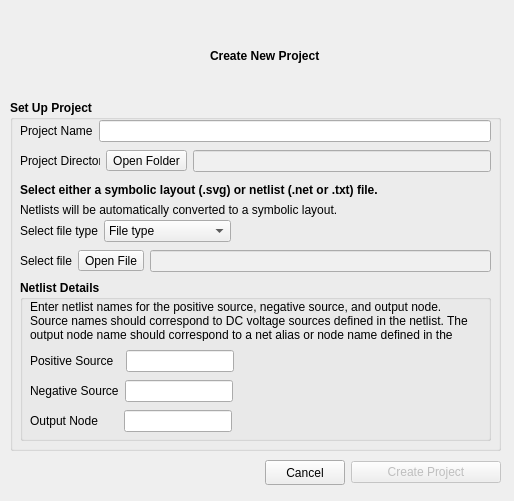
The window that powercad/project_builder/ui/newProjectDialog.ui (e3da/PowerSynth1-src) describes before a commit, drawn with Qt 5.
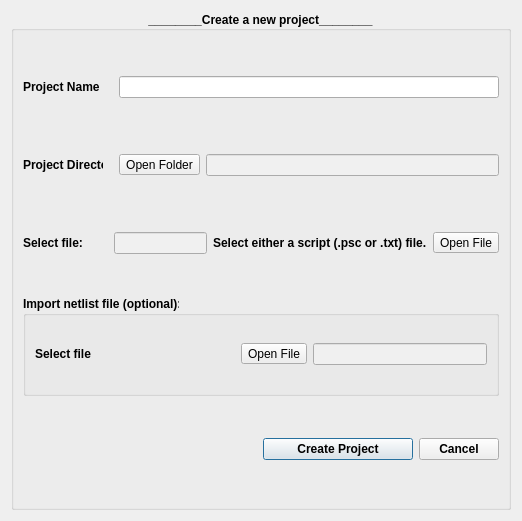
The same window after the commit.

What changed in the file:
```diff
--- a/powercad/project_builder/ui/newProjectDialog.ui
+++ b/powercad/project_builder/ui/newProjectDialog.ui
@@ -6,123 +6,27 @@
    <rect>
     <x>0</x>
     <y>0</y>
-    <width>514</width>
-    <height>501</height>
+    <width>518</width>
+    <height>517</height>
    </rect>
   </property>
   <property name="windowTitle">
    <string>New Project</string>
   </property>
-  <widget class="QLabel" name="label">
-   <property name="geometry">
-    <rect>
-     <x>210</x>
-     <y>10</y>
-     <width>111</width>
-     <height>91</height>
-    </rect>
-   </property>
-   <property name="font">
-    <font>
-     <weight>75</weight>
-     <bold>true</bold>
-    </font>
-   </property>
-   <property name="text">
-    <string>Create New Project</string>
-   </property>
-  </widget>
-  <widget class="QLabel" name="label_5">
-   <property name="geometry">
-    <rect>
-     <x>20</x>
-     <y>180</y>
-     <width>411</width>
-     <height>20</height>
-    </rect>
-   </property>
-   <property name="palette">
-    <palette>
-     <active>
-      <colorrole role="WindowText">
-       <brush brushstyle="SolidPattern">
-        <color alpha="255">
-         <red>0</red>
-         <green>0</green>
-         <blue>0</blue>
-        </color>
-       </brush>
-      </colorrole>
-      <colorrole role="Text">
-       <brush brushstyle="SolidPattern">
-        <color alpha="255">
-         <red>0</red>
-         <green>0</green>
-         <blue>0</blue>
-        </color>
-       </brush>
-      </colorrole>
-     </active>
-     <inactive>
-      <colorrole role="WindowText">
-       <brush brushstyle="SolidPattern">
-        <color alpha="255">
-         <red>0</red>
-         <green>0</green>
-         <blue>0</blue>
-        </color>
-       </brush>
-      </colorrole>
-      <colorrole role="Text">
-       <brush brushstyle="SolidPattern">
-        <color alpha="255">
-         <red>0</red>
-         <green>0</green>
-         <blue>0</blue>
-        </color>
-       </brush>
-      </colorrole>
-     </inactive>
-     <disabled>
-      <colorrole role="WindowText">
-       <brush brushstyle="SolidPattern">
-        <color alpha="255">
-         <red>120</red>
-         <green>120</green>
-         <blue>120</blue>
-        </color>
-       </brush>
-      </colorrole>
-      <colorrole role="Text">
-       <brush brushstyle="SolidPattern">
-        <color alpha="255">
-         <red>120</red>
-         <green>120</green>
-         <blue>120</blue>
-        </color>
-       </brush>
-      </colorrole>
-     </disabled>
-    </palette>
-   </property>
-   <property name="font">
-    <font>
-     <weight>75</weight>
-     <bold>true</bold>
-    </font>
-   </property>
-   <property name="text">
-    <string>Select either a symbolic layout (.svg) or netlist (.net or .txt) file.</string>
-   </property>
-  </widget>
+  <layout class="QGridLayout" name="gridLayout">
+   <item row="0" column="0">
   <widget class="QGroupBox" name="groupBox">
-   <property name="geometry">
-    <rect>
-     <x>10</x>
-     <y>100</y>
-     <width>491</width>
-     <height>351</height>
-    </rect>
+     <property name="minimumSize">
+      <size>
+       <width>500</width>
+       <height>499</height>
+      </size>
+     </property>
+     <property name="maximumSize">
+      <size>
+       <width>500</width>
+       <height>500</height>
+      </size>
    </property>
    <property name="font">
     <font>
@@ -130,169 +34,55 @@
      <bold>true</bold>
     </font>
    </property>
+     <property name="layoutDirection">
+      <enum>Qt::LeftToRight</enum>
+     </property>
    <property name="title">
-    <string>Set Up Project</string>
-   </property>
-   <widget class="QWidget" name="layoutWidget">
-    <property name="geometry">
-     <rect>
-      <x>10</x>
-      <y>50</y>
-      <width>471</width>
-      <height>22</height>
-     </rect>
-    </property>
-    <layout class="QHBoxLayout" name="horizontalLayout_3">
-     <item>
-      <widget class="QLabel" name="label_3">
+      <string>________Create a new project________</string>
+     </property>
+     <property name="alignment">
+      <set>Qt::AlignCenter</set>
+     </property>
+     <layout class="QGridLayout" name="gridLayout_2">
+      <item row="5" column="3">
+       <widget class="QPushButton" name="btn_cancel">
        <property name="maximumSize">
         <size>
-         <width>80</width>
-         <height>16777215</height>
-        </size>
-       </property>
-       <property name="font">
-        <font>
-         <weight>50</weight>
-         <bold>false</bold>
-        </font>
-       </property>
+          <width>150</width>
+          <height>34</height>
+         </size>
+        </property>
        <property name="text">
-        <string>Project Directory</string>
+         <string>Cancel</string>
        </property>
       </widget>
      </item>
-     <item>
-      <widget class="QToolButton" name="btn_openDirectory">
-       <property name="sizePolicy">
-        <sizepolicy hsizetype="Fixed" vsizetype="Fixed">
-         <horstretch>0</horstretch>
-         <verstretch>0</verstretch>
-        </sizepolicy>
-       </property>
-       <property name="font">
-        <font>
-         <weight>50</weight>
-         <bold>false</bold>
-        </font>
-       </property>
-       <property name="text">
-        <string>Open Folder</string>
-       </property>
-      </widget>
-     </item>
-     <item>
-      <widget class="QLineEdit" name="txt_dir">
-       <property name="enabled">
-        <bool>true</bool>
-       </property>
-       <property name="palette">
-        <palette>
-         <active>
-          <colorrole role="Base">
-           <brush brushstyle="SolidPattern">
-            <color alpha="255">
-             <red>240</red>
-             <green>240</green>
-             <blue>240</blue>
-            </color>
-           </brush>
-          </colorrole>
-         </active>
-         <inactive>
-          <colorrole role="Base">
-           <brush brushstyle="SolidPattern">
-            <color alpha="255">
-             <red>240</red>
-             <green>240</green>
-             <blue>240</blue>
-            </color>
-           </brush>
-          </colorrole>
-         </inactive>
-         <disabled>
-          <colorrole role="Base">
-           <brush brushstyle="SolidPattern">
-            <color alpha="255">
-             <red>240</red>
-             <green>240</green>
-             <blue>240</blue>
-            </color>
-           </brush>
-          </colorrole>
-         </disabled>
-        </palette>
-       </property>
-       <property name="font">
-        <font>
-         <weight>50</weight>
-         <bold>false</bold>
-        </font>
-       </property>
-       <property name="readOnly">
-        <bool>false</bool>
-       </property>
-      </widget>
-     </item>
-    </layout>
-   </widget>
-   <widget class="QWidget" name="layoutWidget">
-    <property name="geometry">
-     <rect>
-      <x>10</x>
-      <y>20</y>
-      <width>471</width>
-      <height>22</height>
-     </rect>
-    </property>
-    <layout class="QHBoxLayout" name="horizontalLayout_4">
-     <item>
-      <widget class="QLabel" name="label_2">
-       <property name="maximumSize">
-        <size>
-         <width>80</width>
-         <height>16777215</height>
-        </size>
-       </property>
-       <property name="font">
-        <font>
-         <weight>50</weight>
-         <bold>false</bold>
-        </font>
-       </property>
-       <property name="text">
-        <string>Project Name</string>
-       </property>
-      </widget>
-     </item>
-     <item>
-      <widget class="QLineEdit" name="txt_name">
-       <property name="font">
-        <font>
-         <weight>50</weight>
-         <bold>false</bold>
-        </font>
-       </property>
-      </widget>
-     </item>
-    </layout>
-   </widget>
-   <widget class="QWidget" name="layoutWidget">
-    <property name="geometry">
-     <rect>
-      <x>10</x>
-      <y>150</y>
-      <width>471</width>
-      <height>22</height>
-     </rect>
-    </property>
+      <item row="3" column="0" colspan="4">
     <layout class="QHBoxLayout" name="horizontalLayout_2">
      <item>
-      <widget class="QLabel" name="label_4">
+         <widget class="QGroupBox" name="groupBox_advnetlist">
+          <property name="maximumSize">
+           <size>
+            <width>800</width>
+            <height>100</height>
+           </size>
+          </property>
+          <property name="title">
+           <string>Import netlist file (optional):</string>
+          </property>
+          <layout class="QGridLayout" name="gridLayout_4">
+           <item row="0" column="0">
+            <widget class="QLabel" name="label_8">
+             <property name="minimumSize">
+              <size>
+               <width>200</width>
+               <height>0</height>
+              </size>
+             </property>
        <property name="font">
         <font>
-         <weight>50</weight>
-         <bold>false</bold>
+               <weight>75</weight>
+               <bold>true</bold>
         </font>
        </property>
        <property name="text">
@@ -300,7 +90,185 @@
        </property>
       </widget>
      </item>
-     <item>
+           <item row="0" column="1">
+            <widget class="QToolButton" name="btn_net_import">
+             <property name="sizePolicy">
+              <sizepolicy hsizetype="Preferred" vsizetype="Fixed">
+               <horstretch>0</horstretch>
+               <verstretch>0</verstretch>
+              </sizepolicy>
+             </property>
+             <property name="font">
+              <font>
+               <weight>50</weight>
+               <bold>false</bold>
+              </font>
+             </property>
+             <property name="text">
+              <string>Open File</string>
+             </property>
+            </widget>
+           </item>
+           <item row="0" column="2">
+            <widget class="QLineEdit" name="txt_symbnet_address_2">
+             <property name="enabled">
+              <bool>true</bool>
+             </property>
+             <property name="palette">
+              <palette>
+               <active>
+                <colorrole role="Base">
+                 <brush brushstyle="SolidPattern">
+                  <color alpha="255">
+                   <red>240</red>
+                   <green>240</green>
+                   <blue>240</blue>
+                  </color>
+                 </brush>
+                </colorrole>
+               </active>
+               <inactive>
+                <colorrole role="Base">
+                 <brush brushstyle="SolidPattern">
+                  <color alpha="255">
+                   <red>240</red>
+                   <green>240</green>
+                   <blue>240</blue>
+                  </color>
+                 </brush>
+                </colorrole>
+               </inactive>
+               <disabled>
+                <colorrole role="Base">
+                 <brush brushstyle="SolidPattern">
+                  <color alpha="255">
+                   <red>240</red>
+                   <green>240</green>
+                   <blue>240</blue>
+                  </color>
+                 </brush>
+                </colorrole>
+               </disabled>
+              </palette>
+             </property>
+             <property name="font">
+              <font>
+               <weight>50</weight>
+               <bold>false</bold>
+              </font>
+             </property>
+            </widget>
+           </item>
+          </layout>
+         </widget>
+        </item>
+       </layout>
+      </item>
+      <item row="2" column="0" colspan="4">
+       <layout class="QGridLayout" name="gridLayout_5">
+        <item row="1" column="3">
+         <widget class="QLabel" name="label_5">
+          <property name="palette">
+           <palette>
+            <active>
+             <colorrole role="WindowText">
+              <brush brushstyle="SolidPattern">
+               <color alpha="255">
+                <red>0</red>
+                <green>0</green>
+                <blue>0</blue>
+               </color>
+              </brush>
+             </colorrole>
+             <colorrole role="Text">
+              <brush brushstyle="SolidPattern">
+               <color alpha="255">
+                <red>0</red>
+                <green>0</green>
+                <blue>0</blue>
+               </color>
+              </brush>
+             </colorrole>
+            </active>
+            <inactive>
+             <colorrole role="WindowText">
+              <brush brushstyle="SolidPattern">
+               <color alpha="255">
+                <red>0</red>
+                <green>0</green>
+                <blue>0</blue>
+               </color>
+              </brush>
+             </colorrole>
+             <colorrole role="Text">
+              <brush brushstyle="SolidPattern">
+               <color alpha="255">
+                <red>0</red>
+                <green>0</green>
+                <blue>0</blue>
+               </color>
+              </brush>
+             </colorrole>
+            </inactive>
+            <disabled>
+             <colorrole role="WindowText">
+              <brush brushstyle="SolidPattern">
+               <color alpha="255">
+                <red>120</red>
+                <green>120</green>
+                <blue>120</blue>
+               </color>
+              </brush>
+             </colorrole>
+             <colorrole role="Text">
+              <brush brushstyle="SolidPattern">
+               <color alpha="255">
+                <red>120</red>
+                <green>120</green>
+                <blue>120</blue>
+               </color>
+              </brush>
+             </colorrole>
+            </disabled>
+           </palette>
+          </property>
+          <property name="font">
+           <font>
+            <weight>75</weight>
+            <bold>true</bold>
+           </font>
+          </property>
+          <property name="text">
+           <string>Select either a script (.psc or .txt) file.</string>
+          </property>
+         </widget>
+        </item>
+        <item row="1" column="0">
+         <widget class="QLabel" name="label_7">
+          <property name="minimumSize">
+           <size>
+            <width>75</width>
+            <height>0</height>
+           </size>
+          </property>
+          <property name="maximumSize">
+           <size>
+            <width>75</width>
+            <height>16777215</height>
+           </size>
+          </property>
+          <property name="font">
+           <font>
+            <weight>75</weight>
+            <bold>true</bold>
+           </font>
+          </property>
+          <property name="text">
+           <string>Select file:</string>
+          </property>
+         </widget>
+        </item>
+        <item row="1" column="4">
       <widget class="QToolButton" name="btn_symbnetfile">
        <property name="sizePolicy">
         <sizepolicy hsizetype="Preferred" vsizetype="Fixed">
@@ -319,7 +287,7 @@
        </property>
       </widget>
      </item>
-     <item>
+        <item row="1" column="2">
       <widget class="QLineEdit" name="txt_symbnet_address">
        <property name="enabled">
         <bool>true</bool>
@@ -369,16 +337,49 @@
        </property>
       </widget>
      </item>
-    </layout>
-   </widget>
-   <widget class="QGroupBox" name="groupBox_advnetlist">
-    <property name="geometry">
-     <rect>
-      <x>10</x>
-      <y>180</y>
-      <width>471</width>
-      <height>161</height>
-     </rect>
+        <item row="1" column="1">
+         <spacer name="horizontalSpacer_4">
+          <property name="orientation">
+           <enum>Qt::Horizontal</enum>
+          </property>
+          <property name="sizeType">
+           <enum>QSizePolicy::Fixed</enum>
+          </property>
+          <property name="sizeHint" stdset="0">
+           <size>
+            <width>10</width>
+            <height>20</height>
+           </size>
+          </property>
+         </spacer>
+        </item>
+       </layout>
+      </item>
+      <item row="0" column="0" colspan="4">
+       <layout class="QGridLayout" name="gridLayout_7">
+        <item row="0" column="2">
+         <widget class="QLineEdit" name="txt_name">
+          <property name="font">
+           <font>
+            <weight>50</weight>
+            <bold>false</bold>
+           </font>
+          </property>
+         </widget>
+        </item>
+        <item row="0" column="0">
+         <widget class="QLabel" name="label_2">
+          <property name="minimumSize">
+           <size>
+            <width>80</width>
+            <height>0</height>
+           </size>
+          </property>
+          <property name="maximumSize">
+           <size>
+            <width>80</width>
+            <height>16777215</height>
+           </size>
     </property>
     <property name="font">
      <font>
@@ -386,303 +387,67 @@
       <bold>true</bold>
      </font>
     </property>
-    <property name="title">
-     <string>Netlist Details</string>
-    </property>
-    <widget class="QWidget" name="layoutWidget">
-     <property name="geometry">
-      <rect>
-       <x>10</x>
-       <y>70</y>
-       <width>451</width>
-       <height>22</height>
-      </rect>
-     </property>
-     <layout class="QHBoxLayout" name="horizontalLayout_7">
-      <item>
-       <widget class="QLabel" name="label_9">
-        <property name="sizePolicy">
-         <sizepolicy hsizetype="Fixed" vsizetype="Preferred">
-          <horstretch>0</horstretch>
-          <verstretch>0</verstretch>
-         </sizepolicy>
-        </property>
-        <property name="font">
-         <font>
-          <weight>50</weight>
-          <bold>false</bold>
-         </font>
-        </property>
         <property name="text">
-         <string>Positive Source  </string>
+           <string>Project Name</string>
         </property>
        </widget>
       </item>
-      <item>
-       <widget class="QLineEdit" name="txt_positive_source">
-        <property name="sizePolicy">
-         <sizepolicy hsizetype="Fixed" vsizetype="Fixed">
-          <horstretch>0</horstretch>
-          <verstretch>0</verstretch>
-         </sizepolicy>
-        </property>
-        <property name="font">
-         <font>
-          <weight>50</weight>
-          <bold>false</bold>
-         </font>
-        </property>
-       </widget>
-      </item>
-      <item>
-       <widget class="QLabel" name="err_pos_src">
-        <property name="palette">
-         <palette>
-          <active>
-           <colorrole role="WindowText">
-            <brush brushstyle="SolidPattern">
-             <color alpha="255">
-              <red>255</red>
-              <green>0</green>
-              <blue>0</blue>
-             </color>
-            </brush>
-           </colorrole>
-          </active>
-          <inactive>
-           <colorrole role="WindowText">
-            <brush brushstyle="SolidPattern">
-             <color alpha="255">
-              <red>255</red>
-              <green>0</green>
-              <blue>0</blue>
-             </color>
-            </brush>
-           </colorrole>
-          </inactive>
-          <disabled>
-           <colorrole role="WindowText">
-            <brush brushstyle="SolidPattern">
-             <color alpha="255">
-              <red>120</red>
-              <green>120</green>
-              <blue>120</blue>
-             </color>
-            </brush>
-           </colorrole>
-          </disabled>
-         </palette>
-        </property>
-        <property name="font">
-         <font>
-          <weight>50</weight>
-          <bold>false</bold>
-         </font>
-        </property>
-        <property name="text">
-         <string/>
-        </property>
-       </widget>
-      </item>
-     </layout>
-    </widget>
-    <widget class="QWidget" name="layoutWidget_2">
-     <property name="geometry">
-      <rect>
-       <x>10</x>
-       <y>100</y>
-       <width>451</width>
-       <height>22</height>
-      </rect>
-     </property>
-     <layout class="QHBoxLayout" name="horizontalLayout_8">
-      <item>
-       <widget class="QLabel" name="label_10">
-        <property name="sizePolicy">
-         <sizepolicy hsizetype="Fixed" vsizetype="Preferred">
-          <horstretch>0</horstretch>
-          <verstretch>0</verstretch>
-         </sizepolicy>
-        </property>
-        <property name="font">
-         <font>
-          <weight>50</weight>
-          <bold>false</bold>
-         </font>
-        </property>
-        <property name="text">
-         <string>Negative Source</string>
-        </property>
-       </widget>
+        <item row="0" column="1">
+         <spacer name="horizontalSpacer_2">
+          <property name="orientation">
+           <enum>Qt::Horizontal</enum>
+          </property>
+          <property name="sizeType">
+           <enum>QSizePolicy::Fixed</enum>
+          </property>
+          <property name="sizeHint" stdset="0">
+           <size>
+            <width>10</width>
+            <height>10</height>
+           </size>
+          </property>
+         </spacer>
+        </item>
+       </layout>
       </item>
-      <item>
-       <widget class="QLineEdit" name="txt_negative_source">
-        <property name="sizePolicy">
-         <sizepolicy hsizetype="Fixed" vsizetype="Fixed">
-          <horstretch>0</horstretch>
-          <verstretch>0</verstretch>
-         </sizepolicy>
-        </property>
-        <property name="font">
-         <font>
-          <weight>50</weight>
-          <bold>false</bold>
-         </font>
-        </property>
-       </widget>
-      </item>
-      <item>
-       <widget class="QLabel" name="err_neg_src">
-        <property name="palette">
-         <palette>
-          <active>
-           <colorrole role="WindowText">
-            <brush brushstyle="SolidPattern">
-             <color alpha="255">
-              <red>255</red>
-              <green>0</green>
-              <blue>0</blue>
-             </color>
-            </brush>
-           </colorrole>
-          </active>
-          <inactive>
-           <colorrole role="WindowText">
-            <brush brushstyle="SolidPattern">
-             <color alpha="255">
-              <red>255</red>
-              <green>0</green>
-              <blue>0</blue>
-             </color>
-            </brush>
-           </colorrole>
-          </inactive>
-          <disabled>
-           <colorrole role="WindowText">
-            <brush brushstyle="SolidPattern">
-             <color alpha="255">
-              <red>120</red>
-              <green>120</green>
-              <blue>120</blue>
-             </color>
-            </brush>
-           </colorrole>
-          </disabled>
-         </palette>
-        </property>
-        <property name="font">
-         <font>
-          <weight>50</weight>
-          <bold>false</bold>
-         </font>
-        </property>
-        <property name="text">
-         <string/>
-        </property>
-       </widget>
-      </item>
-     </layout>
-    </widget>
-    <widget class="QLabel" name="label_6">
-     <property name="geometry">
-      <rect>
-       <x>10</x>
-       <y>20</y>
-       <width>451</width>
-       <height>41</height>
-      </rect>
-     </property>
-     <property name="font">
-      <font>
-       <weight>50</weight>
-       <bold>false</bold>
-      </font>
-     </property>
-     <property name="text">
-      <string>Enter netlist names for the positive source, negative source, and output node. Source names should correspond to DC voltage sources defined in the netlist. The output node name should correspond to a net alias or node name defined in the netlist.</string>
-     </property>
-     <property name="wordWrap">
+      <item row="1" column="0" colspan="4">
+       <layout class="QGridLayout" name="gridLayout_6">
+        <item row="0" column="4">
+         <widget class="QLineEdit" name="txt_dir">
+          <property name="enabled">
       <bool>true</bool>
      </property>
-    </widget>
-    <widget class="QWidget" name="layoutWidget_3">
-     <property name="geometry">
-      <rect>
-       <x>10</x>
-       <y>130</y>
-       <width>451</width>
-       <height>22</height>
-      </rect>
-     </property>
-     <layout class="QHBoxLayout" name="horizontalLayout_9">
-      <item>
-       <widget class="QLabel" name="label_11">
-        <property name="sizePolicy">
-         <sizepolicy hsizetype="Fixed" vsizetype="Preferred">
-          <horstretch>0</horstretch>
-          <verstretch>0</verstretch>
-         </sizepolicy>
-        </property>
-        <property name="font">
-         <font>
-          <weight>50</weight>
-          <bold>false</bold>
-         </font>
-        </property>
-        <property name="text">
-         <string>Output Node      </string>
-        </property>
-       </widget>
-      </item>
-      <item>
-       <widget class="QLineEdit" name="txt_output">
-        <property name="sizePolicy">
-         <sizepolicy hsizetype="Fixed" vsizetype="Fixed">
-          <horstretch>0</horstretch>
-          <verstretch>0</verstretch>
-         </sizepolicy>
-        </property>
-        <property name="font">
-         <font>
-          <weight>50</weight>
-          <bold>false</bold>
-         </font>
-        </property>
-       </widget>
-      </item>
-      <item>
-       <widget class="QLabel" name="err_output_node">
         <property name="palette">
          <palette>
           <active>
-           <colorrole role="WindowText">
+             <colorrole role="Base">
             <brush brushstyle="SolidPattern">
              <color alpha="255">
-              <red>255</red>
-              <green>0</green>
-              <blue>0</blue>
+                <red>240</red>
+                <green>240</green>
+                <blue>240</blue>
              </color>
             </brush>
            </colorrole>
           </active>
           <inactive>
-           <colorrole role="WindowText">
+             <colorrole role="Base">
             <brush brushstyle="SolidPattern">
              <color alpha="255">
-              <red>255</red>
-              <green>0</green>
-              <blue>0</blue>
+                <red>240</red>
+                <green>240</green>
+                <blue>240</blue>
              </color>
             </brush>
            </colorrole>
           </inactive>
           <disabled>
-           <colorrole role="WindowText">
+             <colorrole role="Base">
             <brush brushstyle="SolidPattern">
              <color alpha="255">
-              <red>120</red>
-              <green>120</green>
-              <blue>120</blue>
+                <red>240</red>
+                <green>240</green>
+                <blue>240</blue>
              </color>
             </brush>
            </colorrole>
@@ -695,130 +460,90 @@
           <bold>false</bold>
          </font>
         </property>
+          <property name="readOnly">
+           <bool>false</bool>
+          </property>
+         </widget>
+        </item>
+        <item row="0" column="1">
+         <widget class="QLabel" name="label_3">
+          <property name="minimumSize">
+           <size>
+            <width>80</width>
+            <height>50</height>
+           </size>
+          </property>
+          <property name="maximumSize">
+           <size>
+            <width>80</width>
+            <height>50</height>
+           </size>
+          </property>
+          <property name="font">
+           <font>
+            <weight>75</weight>
+            <bold>true</bold>
+           </font>
+          </property>
         <property name="text">
-         <string/>
+           <string>Project Directory</string>
         </property>
        </widget>
       </item>
-     </layout>
-    </widget>
-   </widget>
-   <widget class="QLabel" name="label_12">
-    <property name="geometry">
-     <rect>
-      <x>10</x>
-      <y>100</y>
-      <width>461</width>
+        <item row="0" column="3">
+         <widget class="QToolButton" name="btn_openDirectory">
+          <property name="sizePolicy">
+           <sizepolicy hsizetype="Fixed" vsizetype="Fixed">
+            <horstretch>0</horstretch>
+            <verstretch>0</verstretch>
+           </sizepolicy>
+          </property>
+          <property name="font">
+           <font>
+            <weight>50</weight>
+            <bold>false</bold>
+           </font>
+          </property>
+          <property name="text">
+           <string>Open Folder</string>
+          </property>
+         </widget>
+        </item>
+        <item row="0" column="2">
+         <spacer name="horizontalSpacer_3">
+          <property name="orientation">
+           <enum>Qt::Horizontal</enum>
+          </property>
+          <property name="sizeType">
+           <enum>QSizePolicy::Fixed</enum>
+          </property>
+          <property name="sizeHint" stdset="0">
+           <size>
+            <width>10</width>
       <height>20</height>
-     </rect>
-    </property>
-    <property name="font">
-     <font>
-      <weight>50</weight>
-      <bold>false</bold>
-     </font>
-    </property>
-    <property name="text">
-     <string>Netlists will be automatically converted to a symbolic layout.</string>
-    </property>
-   </widget>
-   <widget class="QWidget" name="layoutWidget">
-    <property name="geometry">
-     <rect>
-      <x>10</x>
-      <y>120</y>
-      <width>211</width>
-      <height>22</height>
-     </rect>
-    </property>
-    <layout class="QHBoxLayout" name="horizontalLayout_5">
-     <item>
-      <widget class="QLabel" name="label_7">
-       <property name="font">
-        <font>
-         <weight>50</weight>
-         <bold>false</bold>
-        </font>
-       </property>
-       <property name="text">
-        <string>Select file type</string>
-       </property>
-      </widget>
-     </item>
-     <item>
-      <widget class="QComboBox" name="dropdown_filetype">
-       <property name="font">
-        <font>
-         <weight>50</weight>
-         <bold>false</bold>
-        </font>
-       </property>
-       <item>
-        <property name="text">
-         <string>File type</string>
-        </property>
-       </item>
-       <item>
-        <property name="text">
-         <string>Symbolic layout (.svg)</string>
-        </property>
-       </item>
-       <item>
-        <property name="text">
-         <string>Netlist (.net or .txt)</string>
-        </property>
-       </item>
-      </widget>
-     </item>
-    </layout>
-   </widget>
-   <zorder>layoutWidget</zorder>
-   <zorder>groupBox_advnetlist</zorder>
-   <zorder>layoutWidget</zorder>
-   <zorder>layoutWidget</zorder>
-   <zorder>layoutWidget</zorder>
-   <zorder>label_12</zorder>
-  </widget>
-  <widget class="QWidget" name="layoutWidget">
-   <property name="geometry">
-    <rect>
-     <x>10</x>
-     <y>460</y>
-     <width>491</width>
-     <height>25</height>
-    </rect>
-   </property>
-   <layout class="QHBoxLayout" name="horizontalLayout">
-    <item>
+           </size>
+          </property>
+         </spacer>
+        </item>
+       </layout>
+      </item>
+      <item row="5" column="1">
      <spacer name="horizontalSpacer">
       <property name="orientation">
        <enum>Qt::Horizontal</enum>
       </property>
       <property name="sizeHint" stdset="0">
        <size>
-        <width>247</width>
+          <width>40</width>
         <height>20</height>
        </size>
       </property>
      </spacer>
     </item>
-    <item>
-     <widget class="QPushButton" name="btn_cancel">
-      <property name="maximumSize">
-       <size>
-        <width>100</width>
-        <height>150</height>
-       </size>
-      </property>
-      <property name="text">
-       <string>Cancel</string>
-      </property>
-     </widget>
-    </item>
-    <item>
+      <item row="5" column="2">
      <widget class="QPushButton" name="btn_create">
       <property name="enabled">
-       <bool>false</bool>
+         <bool>true</bool>
       </property>
       <property name="minimumSize">
        <size>
@@ -842,10 +567,8 @@
     </item>
    </layout>
   </widget>
-  <zorder>groupBox</zorder>
-  <zorder>layoutWidget</zorder>
-  <zorder>label</zorder>
-  <zorder>label_5</zorder>
+   </item>
+  </layout>
  </widget>
  <resources/>
  <connections/>
```
Lines whose indentation alone changed are shown as unchanged.
